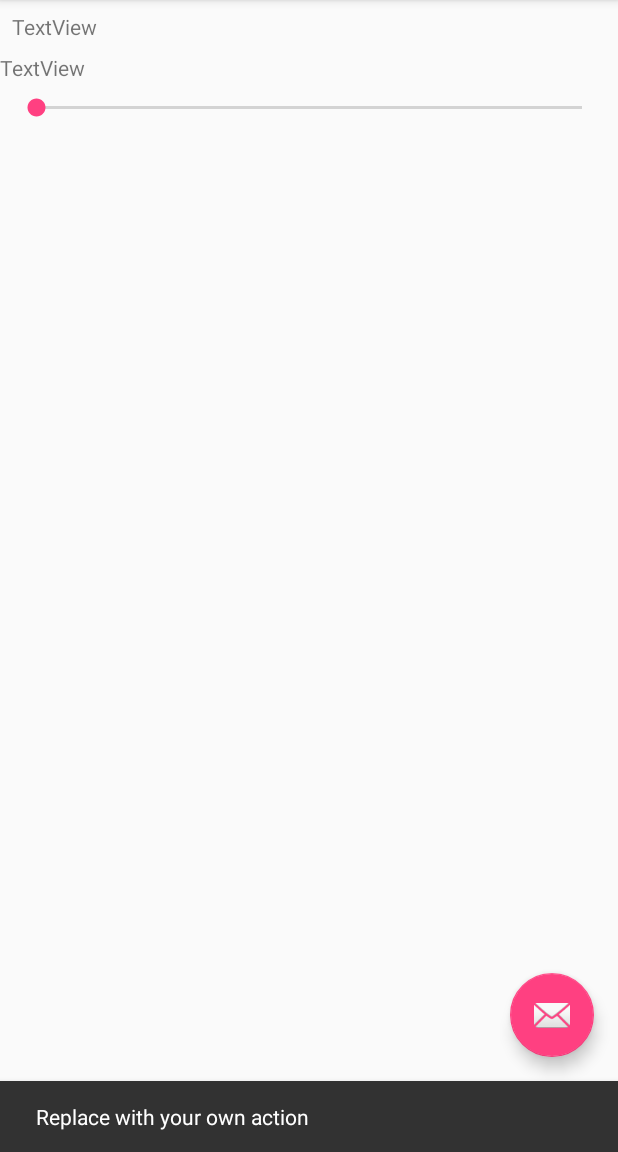
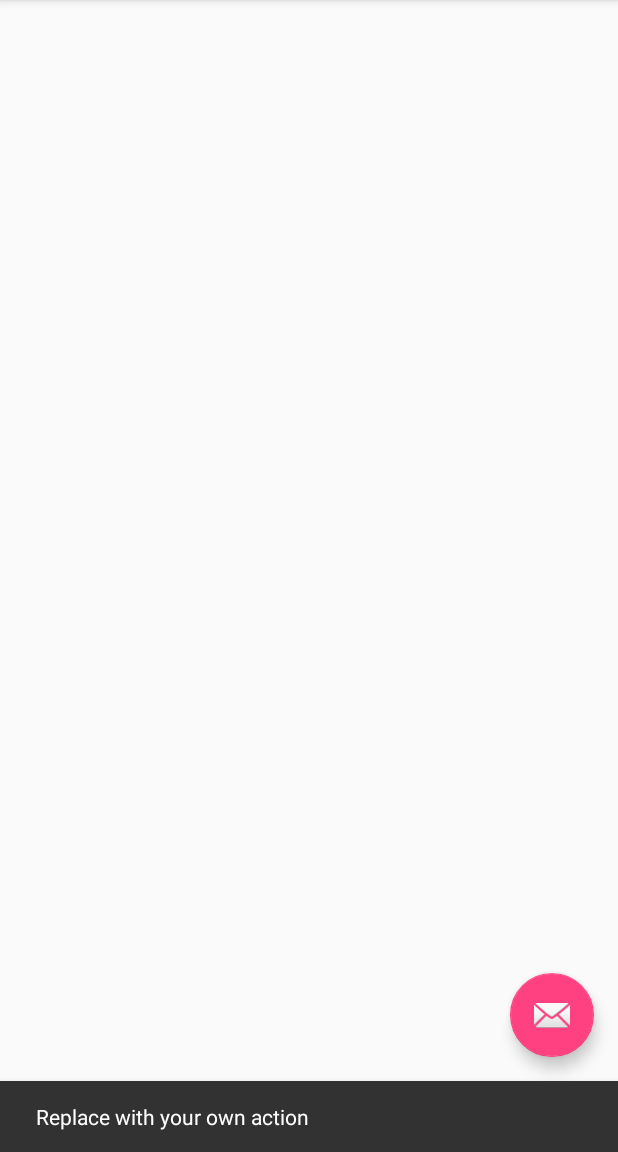
Before and after one commit to emiliodallatorre/RPi-fan-controller, an Android app: the screen it shows after launch (MainActivity), after a tap on an icon or button, on a phone screen of 412 x 824 dp, the part 84-1236 px from its top. Run offline under Robolectric (Android 15) with nearby library versions, the phone set to English and light mode, and no system bars.

Commit message:
Fixed content_main.xml.

```diff
--- a/mobile/src/main/res/layout/content_main.xml
+++ b/mobile/src/main/res/layout/content_main.xml
@@ -8,35 +8,4 @@
     tools:context=".MainActivity"
     tools:showIn="@layout/activity_main">
 
-    <SeekBar
-        android:id="@+id/seekBar"
-        android:layout_width="0dp"
-        android:layout_height="wrap_content"
-        android:layout_marginEnd="8dp"
-        android:layout_marginStart="8dp"
-        android:layout_marginTop="8dp"
-        app:layout_constraintEnd_toEndOf="parent"
-        app:layout_constraintHorizontal_bias="0.0"
-        app:layout_constraintStart_toStartOf="parent"
-        app:layout_constraintTop_toBottomOf="@+id/temp" />
-
-    <TextView
-        android:id="@+id/textView"
-        android:layout_width="wrap_content"
-        android:layout_height="wrap_content"
-        android:layout_marginStart="8dp"
-        android:layout_marginTop="8dp"
-        android:text="TextView"
-        app:layout_constraintStart_toStartOf="parent"
-        app:layout_constraintTop_toTopOf="parent" />
-
-    <TextView
-        android:id="@+id/temp"
-        android:layout_width="wrap_content"
-        android:layout_height="wrap_content"
-        android:layout_marginTop="8dp"
-        android:text="TextView"
-        app:layout_constraintTop_toBottomOf="@+id/textView"
-        tools:layout_editor_absoluteX="8dp" />
-
 </android.support.constraint.ConstraintLayout>
```
